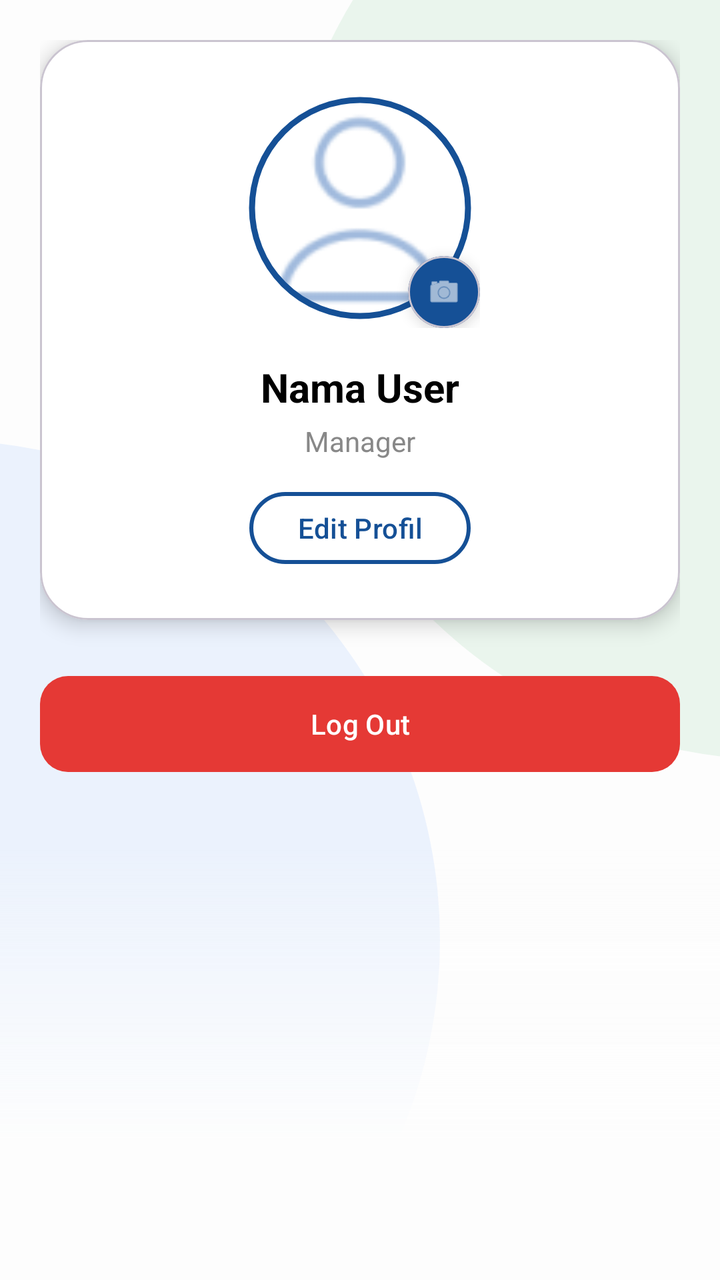
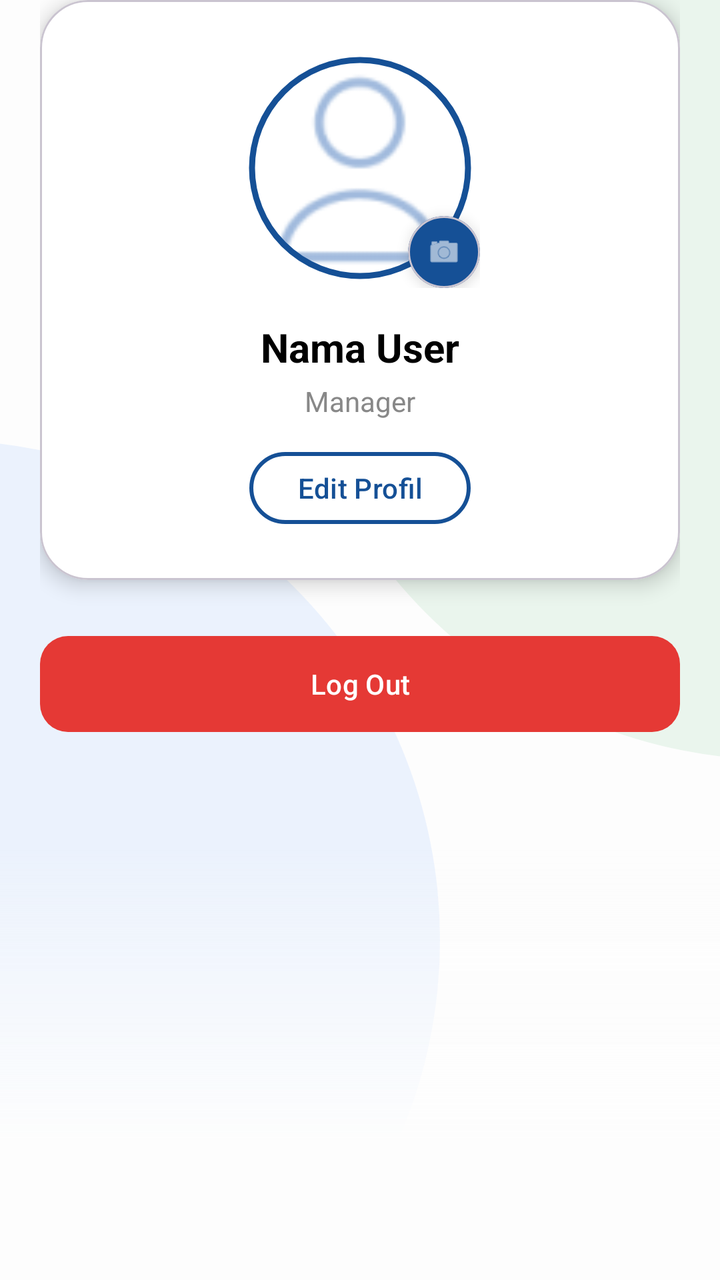

Screens rendered from an Android XML layout before and after an edit, with the pre-edit source and the edit as a unified diff.
<!-- AndroidManifest.xml: application theme Theme.VsmentProject -->
<!-- res/layout/fragment_profile.xml -->
<?xml version="1.0" encoding="utf-8"?>
<ScrollView xmlns:android="http://schemas.android.com/apk/res/android"
    xmlns:app="http://schemas.android.com/apk/res-auto"
    android:layout_width="match_parent"
    android:layout_height="match_parent"
    android:background="@drawable/bg_gradient_home">

    <LinearLayout
        android:layout_width="match_parent"
        android:layout_height="wrap_content"
        android:orientation="vertical"
        android:padding="20dp">

        
        <com.google.android.material.card.MaterialCardView
            android:layout_width="match_parent"
            android:layout_height="wrap_content"
            app:cardCornerRadius="24dp"
            app:cardElevation="6dp"
            app:cardBackgroundColor="@color/myWhite">

            <LinearLayout
                android:layout_width="match_parent"
                android:layout_height="wrap_content"
                android:orientation="vertical"
                android:gravity="center"
                android:padding="24dp">

                
                <FrameLayout
                    android:layout_width="wrap_content"
                    android:layout_height="wrap_content">

                    <com.google.android.material.imageview.ShapeableImageView
                        android:id="@+id/ivProfile"
                        android:layout_width="120dp"
                        android:layout_height="120dp"
                        android:scaleType="centerCrop"
                        android:padding="6dp"
                        android:src="@drawable/ic_profile"
                        app:shapeAppearanceOverlay="@style/CircleImage"
                        app:strokeWidth="3dp"

                        app:strokeColor="@color/myBlueDark"/>
                    
                    <com.google.android.material.card.MaterialCardView
                        android:id="@+id/btnEditFoto"
                        android:layout_width="36dp"
                        android:layout_height="36dp"
                        android:layout_gravity="bottom|end"
                        app:cardCornerRadius="18dp"
                        app:cardBackgroundColor="@color/myBlueDark"
                        app:cardElevation="4dp">

                        <ImageView
                            android:layout_width="18dp"
                            android:layout_height="18dp"
                            android:layout_gravity="center"
                            android:src="@android:drawable/ic_menu_camera"
                            app:tint="@color/myWhite"/>
                    </com.google.android.material.card.MaterialCardView>

                </FrameLayout>

                
                <TextView
                    android:id="@+id/tvNamaUser"
                    android:layout_width="wrap_content"
                    android:layout_height="wrap_content"
                    android:layout_marginTop="16dp"
                    android:text="Nama User"
                    android:textColor="@color/myBlack"
                    android:textSize="20sp"
                    android:textStyle="bold" />

                
                <TextView
                    android:id="@+id/tvJabatanUser"
                    android:layout_width="wrap_content"
                    android:layout_height="wrap_content"
                    android:text="Manager"
                    android:textColor="#888888"
                    android:textSize="14sp"
                    android:layout_marginTop="4dp"/>

                
                <com.google.android.material.button.MaterialButton
                    android:id="@+id/btnEditProfile"
                    android:layout_width="wrap_content"
                    android:layout_height="44dp"
                    android:layout_marginTop="12dp"
                    android:text="Edit Profil"
                    android:textAllCaps="false"
                    android:textColor="@color/myBlueDark"
                    app:backgroundTint="@android:color/transparent"
                    app:strokeWidth="2dp"
                    app:strokeColor="@color/myBlueDark"
                    app:cornerRadius="20dp"/>

            </LinearLayout>
        </com.google.android.material.card.MaterialCardView>

        
        <com.google.android.material.button.MaterialButton
            android:id="@+id/btnLogout"
            android:layout_width="match_parent"
            android:layout_height="56dp"
            android:layout_marginTop="24dp"
            android:text="Log Out"
            android:textAllCaps="false"
            android:textColor="@android:color/white"
            app:backgroundTint="#E53935"
            app:cornerRadius="14dp"/>

    </LinearLayout>
</ScrollView>
<!-- resources referenced by this layout -->
<resources>
  <color name="myBlack">#FF000000</color>
  <color name="myBlueDark">#155096</color>
  <color name="myWhite">#FFFFFFFF</color>
  <!-- drawable bg_gradient_home (drawable) -->
  <?xml version="1.0" encoding="utf-8"?>
  <layer-list xmlns:android="http://schemas.android.com/apk/res/android">
  
      <item>
          <color android:color="#FDFDFD"/>
      </item>
  
      <item
          android:top="-120dp"
          android:right="-280dp"
          android:gravity="top|end">
          <shape android:shape="oval">
              <solid android:color="#CCE6F4EA" />
              <size android:width="500dp" android:height="500dp" />
          </shape>
      </item>
  
      <item
          android:bottom="-80dp"
          android:left="-280dp"
          android:gravity="bottom|start">
          <shape android:shape="oval">
              <solid android:color="#CCE8F0FE" />
              <size android:width="500dp" android:height="500dp" />
          </shape>
      </item>
  
      <item
          android:height="220dp"
          android:gravity="bottom">
          <shape android:shape="rectangle">
              <gradient
                  android:angle="90"
                  android:startColor="#FDFDFD"
                  android:centerColor="#FDFDFD"
                  android:centerX="0.3"
                  android:endColor="#00FFFFFF"
                  android:type="linear" />
          </shape>
      </item>
  
  </layer-list>
  <!-- drawable ic_profile: png bitmap (drawable-hdpi, 934 bytes) -->
  <style name="CircleImage">
          <item name="cornerSize">50%</item>
      </style>
  <style name="Theme.VsmentProject" parent="Theme.Material3.DayNight.NoActionBar">
          <item name="colorPrimary">#C2185B</item>
          <item name="colorOnPrimary">#FFFFFF</item>
          <item name="android:statusBarColor">#C2185B</item>
          <item name="colorContainer">@android:color/transparent</item>
          <item name="colorControlHighlight">#20C63D54</item>
          <item name="materialAlertDialogTheme">@style/CustomMaterialDialog</item>
      </style>
  <style name="CustomMaterialDialog" parent="ThemeOverlay.Material3.MaterialAlertDialog">
          <item name="colorPrimary">#C2185B</item>
          <item name="colorOnSurface">#333333</item>
          <item name="materialAlertDialogTitleTextStyle">@style/TitleTextStyle</item>
          <item name="shapeAppearanceOverlay">@style/ShapeAppearance.App.MediumComponent</item>
      </style>
  <style name="TitleTextStyle" parent="MaterialAlertDialog.Material3.Title.Text">
          <item name="android:textStyle">bold</item>
          <item name="android:textSize">20sp</item>
          <item name="android:textColor">#333333</item>
      </style>
  <style name="ShapeAppearance.App.MediumComponent" parent="ShapeAppearance.Material3.MediumComponent">
          <item name="cornerFamily">rounded</item>
          <item name="cornerSize">24dp</item>
      </style>
</resources>

<!-- the commit's change to res/layout/fragment_profile.xml (unified diff, before → after) -->
@@ -9,7 +9,8 @@
         android:layout_width="match_parent"
         android:layout_height="wrap_content"
         android:orientation="vertical"
-        android:padding="20dp">
+        android:paddingStart="20dp"
+        android:paddingEnd="20dp">
 
         
         <com.google.android.material.card.MaterialCardView
@@ -112,5 +113,13 @@
             app:backgroundTint="#E53935"
             app:cornerRadius="14dp"/>
 
+        <ProgressBar
+            android:id="@+id/progressBar"
+            android:layout_width="wrap_content"
+            android:layout_height="wrap_content"
+            android:layout_gravity="center"
+            android:layout_marginTop="16dp"
+            android:visibility="gone"/>
+
     </LinearLayout>
 </ScrollView>
